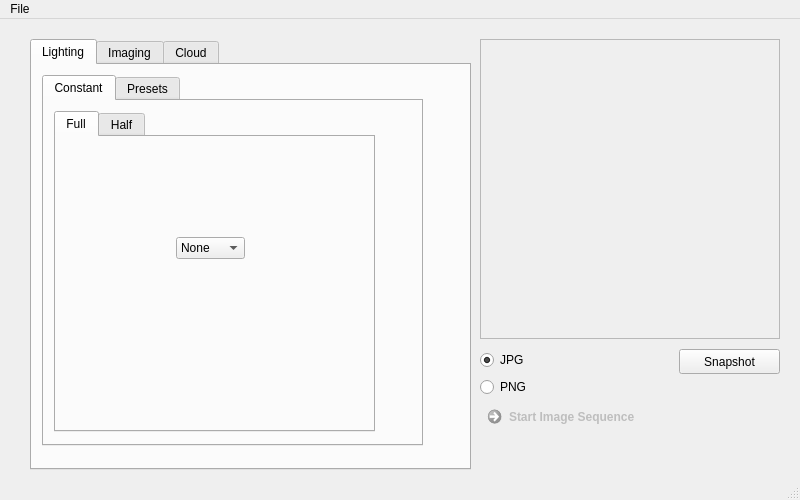
Before: the Qt Designer form _ui/FlashLapse_CP.ui in CoSE-Jerry/Flashlapse_NEO, drawn with Qt 5.
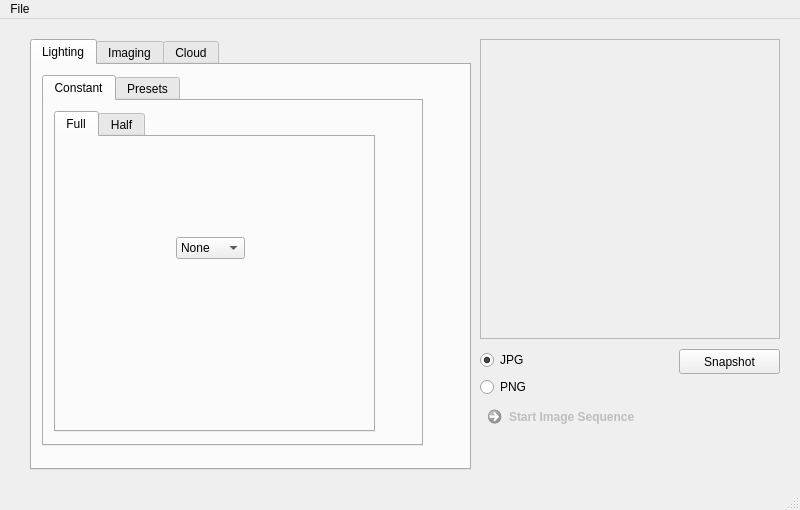
After: the same form once the commit is applied. Icons and pictures are not drawn.

```diff
--- a/_ui/FlashLapse_CP.ui
+++ b/_ui/FlashLapse_CP.ui
@@ -7,7 +7,7 @@
     <x>0</x>
     <y>0</y>
     <width>800</width>
-    <height>500</height>
+    <height>510</height>
    </rect>
   </property>
   <property name="windowTitle">
```
